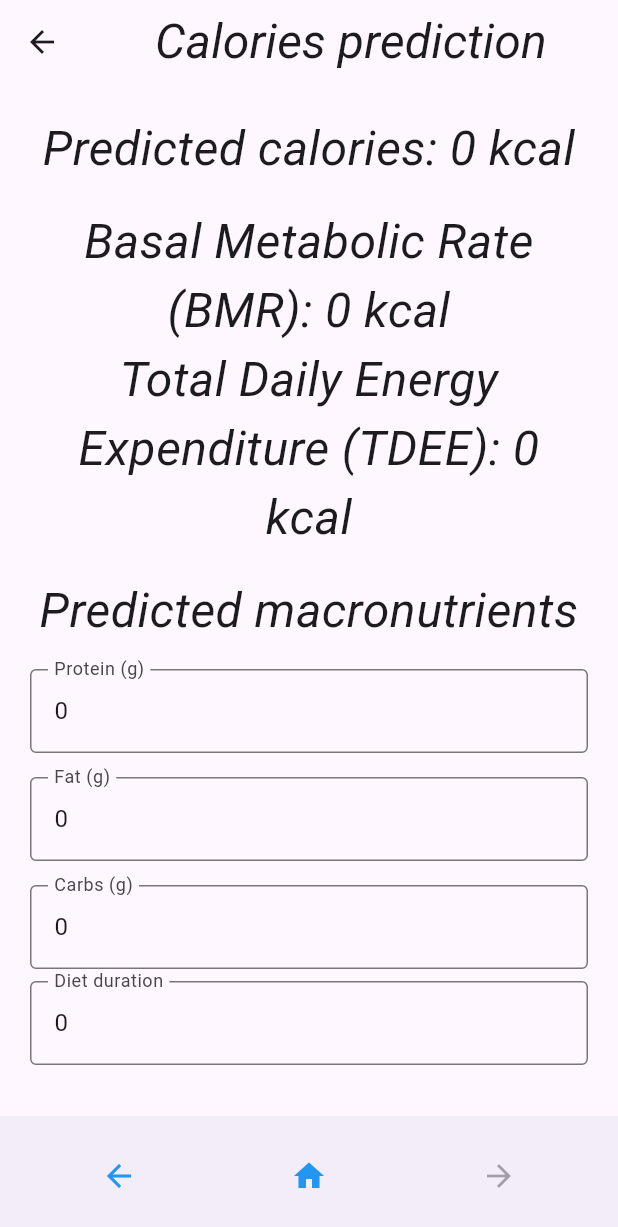
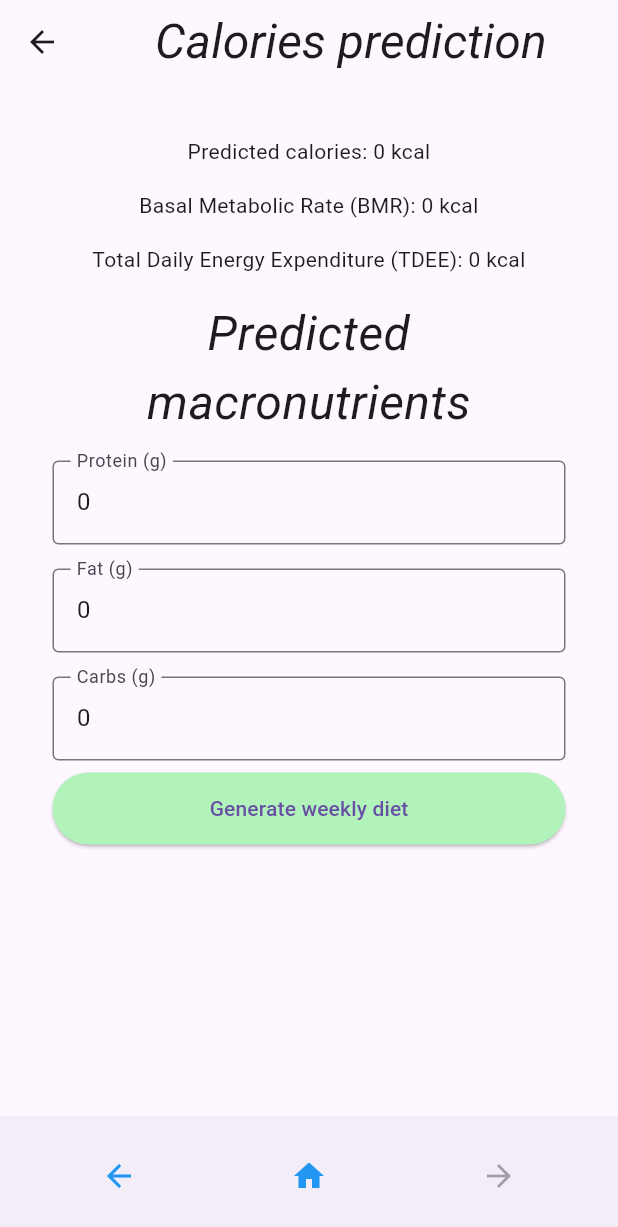
Before and after one commit to LukaszKluza/Foodini, a Flutter app: the PredictionResultsScreen screen opened directly with empty values, on a phone screen of 412 x 824 dp. Shown: the top 1227 px of the screen. Run offline on Flutter 3.47's test engine with Material 3 defaults, Android fonts, the phone set to English and light mode, and no system bars; our stand-ins replace dio, flutter_bloc, flutter_screenutil, flutter_secure_storage, go_router, logger and 1 more; missing offline and left inert: universal_html, workmanager; accounts and stored records are empty; statements that could not run were skipped.

Commit message:
Implemented post prediction macros update system

```diff
--- /dev/null
+++ b/frontend/lib/blocs/user_details/macros_change_bloc.dart
@@ -0,0 +1,74 @@
+import 'package:flutter_bloc/flutter_bloc.dart';
+import 'package:frontend/api_exception.dart';
+import 'package:frontend/events/user_details/macros_change_events.dart';
+import 'package:frontend/l10n/app_localizations.dart';
+import 'package:frontend/models/user_details/predicted_macros.dart';
+import 'package:frontend/repository/user/user_storage.dart';
+import 'package:frontend/repository/user_details/user_details_repository.dart';
+import 'package:frontend/states/macros_change_states.dart';
+
+class MacrosChangeBloc extends Bloc<MacrosChangeEvent, MacrosChangeState> {
+  final UserDetailsRepository userDetailsRepository;
+
+  MacrosChangeBloc(this.userDetailsRepository) : super(MacrosChangeSubmit()) {
+    on<UpdateProtein>((event, emit) {
+      final currentState = state as MacrosChangeSubmit;
+      emit(currentState.copyWith(protein: event.protein));
+    });
+
+    on<UpdateFat>((event, emit) {
+      final currentState = state as MacrosChangeSubmit;
+      emit(currentState.copyWith(fat: event.fat));
+    });
+
+    on<UpdateCarbs>((event, emit) {
+      final currentState = state as MacrosChangeSubmit;
+      emit(currentState.copyWith(carbs: event.carbs));
+    });
+
+    on<MacrosChangeResetRequested>((event, emit) {
+      emit(MacrosChangeSubmit.initial());
+    });
+
+    on<SubmitMacrosChange>(_onSubmitMacrosChange);
+  }
+
+  Future<void> _onSubmitMacrosChange(
+    SubmitMacrosChange event,
+    Emitter<MacrosChangeState> emit,
+  ) async {
+    final currentState = state as MacrosChangeSubmit;
+    emit(currentState.copyWith(isSubmitting: true, errorMessage: null));
+
+    final requiredFields = [
+      currentState.protein,
+      currentState.fat,
+      currentState.carbs,
+    ];
+
+    if (requiredFields.any((field) => field == null)) {
+      emit(
+        MacrosChangeSubmitFailure(
+          getMessage:
+              (context) => AppLocalizations.of(context)!.fillAllNecessaryFields,
+        ),
+      );
+      return;
+    }
+
+    try {
+      final macrosChange = PredictedMacros(
+        protein: currentState.protein!,
+        fat: currentState.fat!,
+        carbs: currentState.carbs!,
+      );
+
+      final userId = UserStorage().getUserId!;
+      await userDetailsRepository.submitMacrosChange(macrosChange, userId);
+
+      emit(MacrosChangeSubmitSuccess());
+    } on ApiException catch (e) {
+      emit(MacrosChangeSubmitFailure(error: e));
+    }
+  }
+}
--- /dev/null
+++ b/frontend/lib/events/user_details/macros_change_events.dart
@@ -0,0 +1,20 @@
+abstract class MacrosChangeEvent {}
+
+class UpdateProtein extends MacrosChangeEvent {
+  final int protein;
+  UpdateProtein(this.protein);
+}
+
+class UpdateFat extends MacrosChangeEvent {
+  final int fat;
+  UpdateFat(this.fat);
+}
+
+class UpdateCarbs extends MacrosChangeEvent {
+  final int carbs;
+  UpdateCarbs(this.carbs);
+}
+
+class SubmitMacrosChange extends MacrosChangeEvent {}
+
+class MacrosChangeResetRequested extends MacrosChangeEvent {}
--- a/frontend/lib/foodini.dart
+++ b/frontend/lib/foodini.dart
@@ -3,6 +3,7 @@ import 'package:flutter_bloc/flutter_bloc.dart';
 import 'package:flutter_localizations/flutter_localizations.dart';
 import 'package:frontend/app_router.dart';
 import 'package:frontend/blocs/user_details/diet_form_bloc.dart';
+import 'package:frontend/blocs/user_details/macros_change_bloc.dart';
 import 'package:frontend/l10n/app_localizations.dart';
 import 'package:frontend/repository/user/user_repository.dart';
 import 'package:frontend/repository/user_details/user_details_repository.dart';
@@ -42,6 +43,11 @@ class Foodini extends StatelessWidget {
                 (context) =>
                     DietFormBloc(context.read<UserDetailsRepository>()),
           ),
+          BlocProvider(
+            create:
+                (context) =>
+                    MacrosChangeBloc(context.read<UserDetailsRepository>()),
+          ),
         ],
         child: BlocBuilder<LanguageCubit, Locale>(
           builder: (context, locale) {
--- /dev/null
+++ b/frontend/lib/listeners/user_details/macros_change_listener.dart
@@ -0,0 +1,59 @@
+import 'package:flutter/material.dart';
+import 'package:flutter_bloc/flutter_bloc.dart';
+import 'package:frontend/blocs/user_details/macros_change_bloc.dart';
+import 'package:frontend/config/constants.dart';
+import 'package:frontend/config/styles.dart';
+import 'package:frontend/events/user_details/macros_change_events.dart';
+import 'package:frontend/l10n/app_localizations.dart';
+import 'package:frontend/states/macros_change_states.dart';
+import 'package:frontend/utils/exception_converter.dart';
+import 'package:go_router/go_router.dart';
+
+class MacrosChangeListenerHelper {
+  static void onMacrosChangeSubmitListener({
+    required BuildContext context,
+    required MacrosChangeState state,
+    required void Function(void Function()) setState,
+    required bool mounted,
+    required void Function(String) setMessage,
+    required void Function(TextStyle) setMessageStyle,
+  }) {
+    if (state is MacrosChangeSubmitSuccess) {
+      final bloc = context.read<MacrosChangeBloc>();
+
+      setState(() {
+        setMessage(AppLocalizations.of(context)!.formSuccessfullySubmitted);
+        setMessageStyle(Styles.successStyle);
+      });
+
+      Future.delayed(
+        const Duration(milliseconds: Constants.redirectionDelay),
+        () {
+          if (mounted) {
+            bloc.add(MacrosChangeResetRequested());
+            WidgetsBinding.instance.addPostFrameCallback((_) {
+              context.go('/main-page');
+            });
+          }
+        },
+      );
+    } else if (state is MacrosChangeSubmitFailure) {
+      String message = AppLocalizations.of(context)!.unknownError;
+      if (state.error != null) {
+        message = ExceptionConverter.formatErrorMessage(
+          state.error?.data,
+          context,
+        );
+      } else if (state.getMessage != null) {
+        message = state.getMessage!(context);
+      }
+      setState(() {
+        setMessage(message);
+      });
+
+      if (mounted) {
+        context.read<MacrosChangeBloc>().add(MacrosChangeResetRequested());
+      }
+    }
+  }
+}
--- a/frontend/lib/models/user_details/predicted_macros.dart
+++ b/frontend/lib/models/user_details/predicted_macros.dart
@@ -16,4 +16,10 @@ class PredictedMacros {
       carbs: json['carbs'],
     );
   }
+
+  Map<String, dynamic> toJson() => {
+    'protein': protein,
+    'fat': fat,
+    'carbs': carbs,
+  };
 }
--- /dev/null
+++ b/frontend/lib/states/macros_change_states.dart
@@ -0,0 +1,61 @@
+import 'package:flutter/material.dart';
+import 'package:frontend/api_exception.dart';
+
+abstract class MacrosChangeState {}
+
+class MacrosChangeSubmit extends MacrosChangeState {
+  final int? protein;
+  final int? fat;
+  final int? carbs;
+
+  final bool isSubmitting;
+  final bool isSuccess;
+  final String? errorMessage;
+
+  MacrosChangeSubmit({
+    this.protein,
+    this.fat,
+    this.carbs,
+    this.isSubmitting = false,
+    this.isSuccess = false,
+    this.errorMessage,
+  });
+
+  MacrosChangeState copyWith({
+    int? protein,
+    int? fat,
+    int? carbs,
+    bool? isSubmitting,
+    bool? isSuccess,
+    String? errorMessage,
+  }) {
+    return MacrosChangeSubmit(
+      protein: protein ?? this.protein,
+      fat: fat ?? this.fat,
+      carbs: carbs ?? this.carbs,
+      isSubmitting: isSubmitting ?? this.isSubmitting,
+      isSuccess: isSuccess ?? this.isSuccess,
+      errorMessage: errorMessage,
+    );
+  }
+
+  factory MacrosChangeSubmit.initial() {
+    return MacrosChangeSubmit(
+      protein: null,
+      fat: null,
+      carbs: null,
+      isSubmitting: false,
+      isSuccess: false,
+      errorMessage: null,
+    );
+  }
+}
+
+class MacrosChangeSubmitSuccess extends MacrosChangeState {}
+
+class MacrosChangeSubmitFailure extends MacrosChangeState {
+  final String Function(BuildContext)? getMessage;
+  final ApiException? error;
+
+  MacrosChangeSubmitFailure({this.getMessage, this.error});
+}
--- a/frontend/lib/views/screens/user_details/prediction_results_screen.dart
+++ b/frontend/lib/views/screens/user_details/prediction_results_screen.dart
@@ -1,27 +1,60 @@
 import 'package:flutter/material.dart';
+import 'package:flutter_bloc/flutter_bloc.dart';
+import 'package:frontend/blocs/user_details/macros_change_bloc.dart';
 import 'package:frontend/config/styles.dart';
+import 'package:frontend/events/user_details/macros_change_events.dart';
 import 'package:frontend/l10n/app_localizations.dart';
+import 'package:frontend/listeners/user_details/macros_change_listener.dart';
 import 'package:frontend/models/user_details/predicted_calories.dart';
+import 'package:frontend/states/macros_change_states.dart';
 import 'package:frontend/views/widgets/bottom_nav_bar.dart';
 import 'package:go_router/go_router.dart';
 
-class PredictionResultsScreen extends StatefulWidget {
+class PredictionResultsScreen extends StatelessWidget {
   final PredictedCalories predictedCalories;
 
   const PredictionResultsScreen({super.key, required this.predictedCalories});
 
   @override
-  State<PredictionResultsScreen> createState() =>
-      _PredictionResultsScreenState();
+  Widget build(BuildContext context) {
+    return Scaffold(
+      appBar: AppBar(
+        title: Center(
+          child: Text(
+            AppLocalizations.of(context)!.caloriesPrediction,
+            style: Styles.titleStyle,
+          ),
+        ),
+      ),
+      body: _PredictionResultsForm(predictedCalories: predictedCalories),
+      bottomNavigationBar: BottomNavBar(
+        currentRoute: GoRouterState.of(context).uri.path,
+        mode: NavBarMode.wizard,
+        prevRoute: '/calories-prediction',
+      ),
+    );
+  }
 }
 
-class _PredictionResultsScreenState extends State<PredictionResultsScreen> {
+class _PredictionResultsForm extends StatefulWidget {
+  final PredictedCalories predictedCalories;
+
+  const _PredictionResultsForm({required this.predictedCalories});
+
+  @override
+  State<_PredictionResultsForm> createState() => _PredictionResultsFormState();
+}
+
+class _PredictionResultsFormState extends State<_PredictionResultsForm> {
+  final _formKey = GlobalKey<FormState>();
+
   late TextEditingController _proteinController;
   late TextEditingController _fatController;
   late TextEditingController _carbsController;
   late TextEditingController _dietDurationController;
 
-  final _formKey = GlobalKey<FormState>();
+  String? _message;
+  TextStyle _messageStyle = Styles.errorStyle;
 
   @override
   void initState() {
@@ -38,6 +71,11 @@ class _PredictionResultsScreenState extends State<PredictionResultsScreen> {
     _dietDurationController = TextEditingController(
       text: widget.predictedCalories.dietDurationDays?.toString() ?? '',
     );
+
+    final bloc = context.read<MacrosChangeBloc>();
+    bloc.add(UpdateProtein(widget.predictedCalories.predictedMacros.protein));
+    bloc.add(UpdateFat(widget.predictedCalories.predictedMacros.fat));
+    bloc.add(UpdateCarbs(widget.predictedCalories.predictedMacros.carbs));
   }
 
   @override
@@ -56,10 +94,9 @@ class _PredictionResultsScreenState extends State<PredictionResultsScreen> {
     return (protein * 4) + (fat * 9) + (carbs * 4);
   }
 
-  String? _macrosValidator(String? _) {
+  String? _macrosValidator(String? value) {
     final total = _calculateCalories();
     final target = widget.predictedCalories.targetCalories;
-
     const tolerance = 30;
 
     if ((total - target).abs() > tolerance) {
@@ -68,11 +105,15 @@ class _PredictionResultsScreenState extends State<PredictionResultsScreen> {
     return null;
   }
 
-  Widget _buildMacroField(String label, TextEditingController controller) {
+  Widget _buildMacroField(
+    String label,
+    TextEditingController controller,
+    void Function(String) onChanged,
+  ) {
     return Padding(
       padding: const EdgeInsets.symmetric(vertical: 8.0),
-      child: SizedBox(
-        width: 400,
+      child: ConstrainedBox(
+        constraints: const BoxConstraints(maxWidth: 400),
         child: TextFormField(
           controller: controller,
           keyboardType: TextInputType.number,
@@ -82,6 +123,7 @@ class _PredictionResultsScreenState extends State<PredictionResultsScreen> {
           ),
           validator: _macrosValidator,
           autovalidateMode: AutovalidateMode.onUserInteraction,
+          onChanged: onChanged,
         ),
       ),
     );
@@ -93,47 +135,28 @@ class _PredictionResultsScreenState extends State<PredictionResultsScreen> {
     final bmr = widget.predictedCalories.bmr;
     final tdee = widget.predictedCalories.tdee;
 
-    return Scaffold(
-      appBar: AppBar(
-        title: Center(
-          child: Text(
-            AppLocalizations.of(context)!.caloriesPrediction,
-            style: Styles.titleStyle,
-          ),
-        ),
-      ),
-      body: Padding(
-        padding: const EdgeInsets.all(20.0),
-        child: Form(
-          key: _formKey,
-          child: ListView(
-            shrinkWrap: true,
-            children: [
+    final fields = [
       Center(
         child: Text(
           '${AppLocalizations.of(context)!.predictedCalories}: $targetCalories kcal',
-                  style: Styles.titleStyle,
           textAlign: TextAlign.center,
         ),
       ),
       const SizedBox(height: 16),
-
       Center(
         child: Text(
           '${AppLocalizations.of(context)!.bmr}: $bmr kcal',
-                  style: Styles.titleStyle,
-                  textAlign: TextAlign.center,
-                ),
-              ),
-              Center(
-                child: Text(
-                  '${AppLocalizations.of(context)!.tdee}: $tdee kcal',
-                  style: Styles.titleStyle,
           textAlign: TextAlign.center,
         ),
       ),
       const SizedBox(height: 16),
-
+      Center(
+        child: Text(
+          '${AppLocalizations.of(context)!.tdee}: $tdee kcal',
+          textAlign: TextAlign.center,
+        ),
+      ),
+      const SizedBox(height: 16),
       Center(
         child: Text(
           AppLocalizations.of(context)!.predictedMacros,
@@ -142,35 +165,93 @@ class _PredictionResultsScreenState extends State<PredictionResultsScreen> {
         ),
       ),
       const SizedBox(height: 8),
+      Center(
+        child: _buildMacroField(
+          'Protein (g)',
+          _proteinController,
+          (value) => context.read<MacrosChangeBloc>().add(
+            UpdateProtein(int.tryParse(value) ?? 0),
+          ),
+        ),
+      ),
+      Center(
+        child: _buildMacroField(
+          'Fat (g)',
+          _fatController,
+          (value) => context.read<MacrosChangeBloc>().add(
+            UpdateFat(int.tryParse(value) ?? 0),
+          ),
+        ),
+      ),
+      Center(
+        child: _buildMacroField(
+          'Carbs (g)',
+          _carbsController,
+          (value) => context.read<MacrosChangeBloc>().add(
+            UpdateCarbs(int.tryParse(value) ?? 0),
+          ),
+        ),
+      ),
+    ];
 
+    return Padding(
+      padding: const EdgeInsets.all(35.0),
+      child: BlocConsumer<MacrosChangeBloc, MacrosChangeState>(
+        listener: (context, state) {
+          MacrosChangeListenerHelper.onMacrosChangeSubmitListener(
+            context: context,
+            state: state,
+            mounted: mounted,
+            setState: setState,
+            setMessage: (msg) => setState(() => _message = msg),
+            setMessageStyle: (style) => setState(() => _messageStyle = style),
+          );
+        },
+        builder: (context, state) {
+          return Form(
+            key: _formKey,
+            child: ListView(
+              shrinkWrap: true,
+              children: [
+                ...fields,
+                if (state is MacrosChangeSubmit && state.isSubmitting)
+                  const Center(child: CircularProgressIndicator())
+                else
                   Center(
-                child: _buildMacroField('Protein (g)', _proteinController),
+                    child: ConstrainedBox(
+                      constraints: const BoxConstraints(maxWidth: 400),
+                      child: ElevatedButton(
+                        key: const ValueKey('generateWeeklyDietButton'),
+                        onPressed: () {
+                          if (_formKey.currentState!.validate()) {
+                            context.read<MacrosChangeBloc>().add(
+                              SubmitMacrosChange(),
+                            );
+                          }
+                        },
+                        style: ElevatedButton.styleFrom(
+                          backgroundColor: const Color(0xFFB2F2BB),
+                          minimumSize: const Size.fromHeight(48),
                         ),
-              Center(child: _buildMacroField('Fat (g)', _fatController)),
-              Center(child: _buildMacroField('Carbs (g)', _carbsController)),
-
-              if (widget.predictedCalories.dietDurationDays != null)
-                Center(
-                  child: SizedBox(
-                    width: 400,
-                    child: TextFormField(
-                      controller: _dietDurationController,
-                      keyboardType: TextInputType.number,
-                      decoration: InputDecoration(
-                        labelText: AppLocalizations.of(context)!.dietDuration,
-                        border: const OutlineInputBorder(),
+                        child: Text(
+                          AppLocalizations.of(context)!.generateWeeklyDiet,
                         ),
                       ),
                     ),
                   ),
+                if (_message != null)
+                  Padding(
+                    padding: const EdgeInsets.all(8.0),
+                    child: Text(
+                      _message!,
+                      style: _messageStyle,
+                      textAlign: TextAlign.center,
+                    ),
+                  ),
               ],
             ),
-        ),
-      ),
-      bottomNavigationBar: BottomNavBar(
-        currentRoute: GoRouterState.of(context).uri.path,
-        mode: NavBarMode.wizard,
-        prevRoute: '/calories-prediction',
+          );
+        },
       ),
     );
   }
```
Also changed, not shown: frontend/lib/repository/user_details/user_details_repository.dart (+11 -0 lines), frontend/lib/services/api_client.dart (+10 -0 lines), 3 other files. Lines whose indentation alone changed are shown as unchanged.
